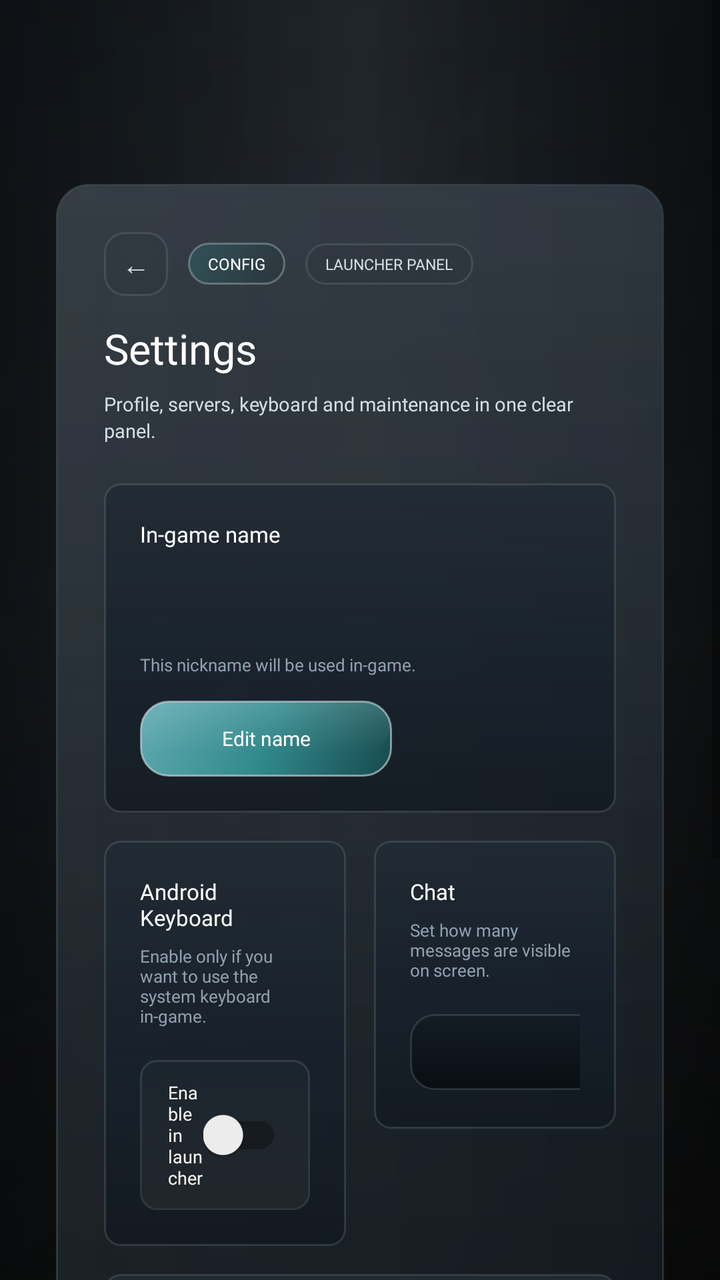
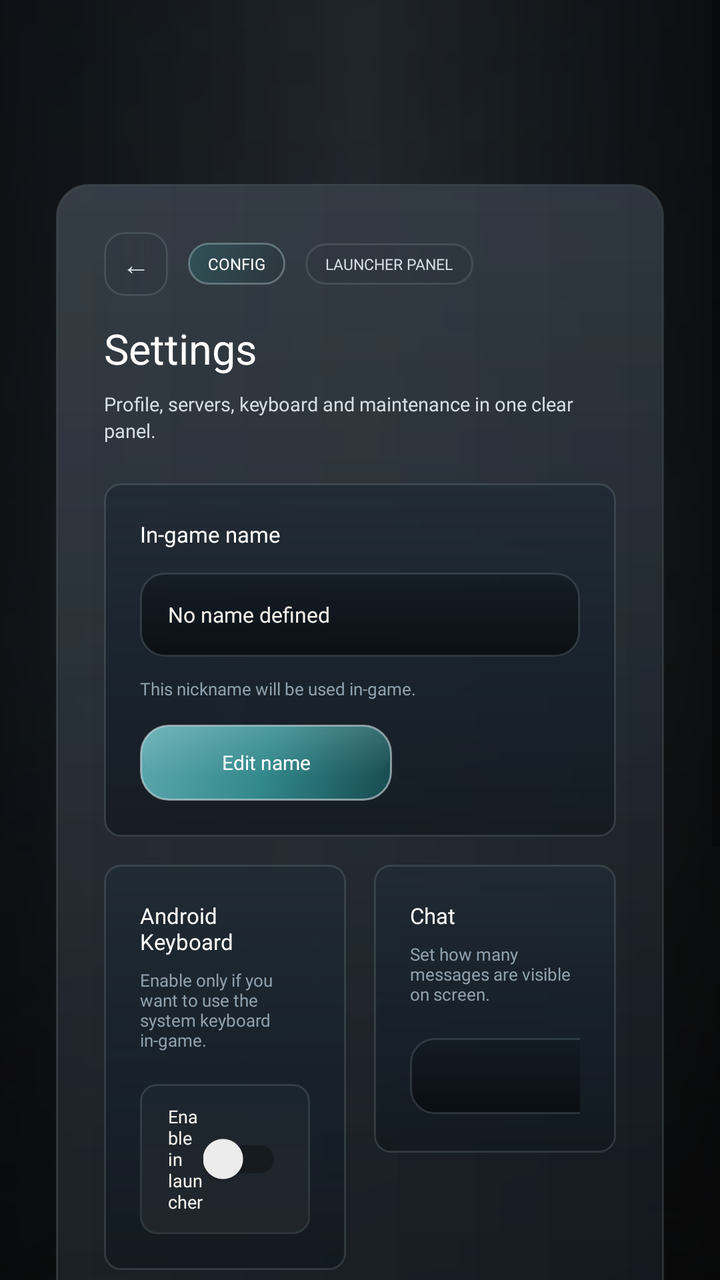

Screens rendered from an Android XML layout before and after an edit, with the pre-edit source and the edit as a unified diff.
<!-- AndroidManifest.xml: application theme Theme.AppCompat.Light.NoActionBar.FullScreen -->
<!-- res/layout/fragment_settings.xml -->
<?xml version="1.0" encoding="utf-8"?>
<FrameLayout xmlns:android="http://schemas.android.com/apk/res/android"
    android:layout_width="match_parent"
    android:layout_height="match_parent">

    <View
        android:layout_width="match_parent"
        android:layout_height="match_parent"
        android:background="@drawable/home_overlay" />

    <ScrollView
        android:layout_width="match_parent"
        android:layout_height="match_parent"
        android:fillViewport="true">

        <LinearLayout
            android:layout_width="match_parent"
            android:layout_height="wrap_content"
            android:gravity="center_horizontal"
            android:orientation="vertical"
            android:paddingStart="28dp"
            android:paddingTop="92dp"
            android:paddingEnd="28dp"
            android:paddingBottom="20dp">

            <LinearLayout
                android:layout_width="match_parent"
                android:layout_height="wrap_content"
                android:background="@drawable/home_panel_surface"
                android:orientation="vertical"
                android:padding="24dp">

                <LinearLayout
                    android:layout_width="match_parent"
                    android:layout_height="wrap_content"
                    android:gravity="center_vertical"
                    android:orientation="horizontal">

                    <TextView
                        android:id="@+id/button_back_home"
                        android:layout_width="32dp"
                        android:layout_height="32dp"
                        android:layout_marginEnd="10dp"
                        android:background="@drawable/launcher_badge_outline"
                        android:fontFamily="@font/montserrat_bold"
                        android:gravity="center"
                        android:text="&#8592;"
                        android:textColor="@color/launcher_text_secondary"
                        android:textSize="14sp" />

                    <TextView
                        android:layout_width="wrap_content"
                        android:layout_height="wrap_content"
                        android:background="@drawable/home_news_badge"
                        android:fontFamily="@font/montserrat_bold"
                        android:paddingStart="10dp"
                        android:paddingTop="5dp"
                        android:paddingEnd="10dp"
                        android:paddingBottom="5dp"
                        android:text="Config"
                        android:textAllCaps="true"
                        android:textColor="@android:color/white"
                        android:textSize="8sp" />

                    <TextView
                        android:layout_width="wrap_content"
                        android:layout_height="wrap_content"
                        android:layout_marginStart="10dp"
                        android:background="@drawable/launcher_badge_outline"
                        android:fontFamily="@font/montserrat_bold"
                        android:paddingStart="10dp"
                        android:paddingTop="5dp"
                        android:paddingEnd="10dp"
                        android:paddingBottom="5dp"
                        android:text="LAUNCHER PANEL"
                        android:textAllCaps="true"
                        android:textColor="@color/launcher_text_secondary"
                        android:textSize="7.5sp" />
                </LinearLayout>

                <TextView
                    android:layout_width="wrap_content"
                    android:layout_height="wrap_content"
                    android:layout_marginTop="12dp"
                    android:fontFamily="@font/montserrat_black"
                    android:text="Settings"
                    android:textColor="@android:color/white"
                    android:textSize="21sp" />

                <TextView
                    android:layout_width="wrap_content"
                    android:layout_height="wrap_content"
                    android:layout_marginTop="7dp"
                    android:maxWidth="720dp"
                    android:fontFamily="@font/montserrat_medium"
                    android:lineSpacingExtra="2dp"
                    android:text="Profile, servers, keyboard and maintenance in one clear panel."
                    android:textColor="@color/launcher_text_secondary"
                    android:textSize="9.5sp" />

                <LinearLayout
                    android:layout_width="match_parent"
                    android:layout_height="wrap_content"
                    android:layout_marginTop="20dp"
                    android:orientation="horizontal">

                    <LinearLayout
                        android:layout_width="match_parent"
                        android:layout_height="wrap_content"
                        android:background="@drawable/home_server_card_surface"
                        android:gravity="top"
                        android:minHeight="156dp"
                        android:orientation="vertical"
                        android:padding="18dp">

                        <TextView
                            android:layout_width="wrap_content"
                            android:layout_height="wrap_content"
                            android:fontFamily="@font/montserrat_bold"
                            android:text="In-game name"
                            android:textColor="@android:color/white"
                            android:textSize="11sp" />

                        <TextView
                            android:id="@+id/player_name_value"
                            android:layout_width="0dp"
                            android:layout_height="42dp"
                            android:layout_weight="1"
                            android:layout_marginTop="0dp"
                            android:background="@drawable/launcher_field_surface_dark"
                            android:ellipsize="end"
                            android:fontFamily="@font/montserrat_bold"
                            android:gravity="center_vertical"
                            android:maxLines="1"
                            android:paddingStart="14dp"
                            android:paddingEnd="14dp"
                            android:text="No name defined"
                            android:textColor="@color/launcher_text_primary"
                            android:textSize="10.5sp" />

                        <TextView
                            android:layout_width="wrap_content"
                            android:layout_height="wrap_content"
                            android:layout_marginTop="10dp"
                            android:fontFamily="@font/montserrat_medium"
                            android:text="This nickname will be used in-game."
                            android:textColor="@color/launcher_text_muted"
                            android:textSize="8.5sp" />

                        <TextView
                            android:id="@+id/button_edit_profile"
                            android:layout_width="wrap_content"
                            android:layout_height="38dp"
                            android:layout_marginTop="12dp"
                            android:background="@drawable/home_server_select_button"
                            android:fontFamily="@font/montserrat_bold"
                            android:gravity="center"
                            android:minWidth="126dp"
                            android:paddingStart="18dp"
                            android:paddingEnd="18dp"
                            android:text="Edit name"
                            android:textColor="@android:color/white"
                            android:textSize="10sp" />
                    </LinearLayout>

                </LinearLayout>

                <LinearLayout
                    android:layout_width="match_parent"
                    android:layout_height="wrap_content"
                    android:layout_marginTop="14dp"
                    android:orientation="horizontal">

                    <LinearLayout
                        android:layout_width="0dp"
                        android:layout_height="wrap_content"
                        android:layout_weight="1"
                        android:background="@drawable/home_server_card_surface"
                        android:minHeight="144dp"
                        android:orientation="vertical"
                        android:padding="18dp">

                        <TextView
                            android:layout_width="wrap_content"
                            android:layout_height="wrap_content"
                            android:fontFamily="@font/montserrat_bold"
                            android:text="Android Keyboard"
                            android:textColor="@android:color/white"
                            android:textSize="11sp" />

                        <TextView
                            android:layout_width="wrap_content"
                            android:layout_height="wrap_content"
                            android:layout_marginTop="6dp"
                            android:fontFamily="@font/montserrat_medium"
                            android:text="Enable only if you want to use the system keyboard in-game."
                            android:textColor="@color/launcher_text_muted"
                            android:textSize="8.5sp" />

                        <LinearLayout
                            android:layout_width="match_parent"
                            android:layout_height="wrap_content"
                            android:layout_marginTop="16dp"
                            android:background="@drawable/launcher_stat_tile"
                            android:gravity="center_vertical"
                            android:orientation="horizontal"
                            android:paddingStart="14dp"
                            android:paddingTop="10dp"
                            android:paddingEnd="14dp"
                            android:paddingBottom="10dp">

                            <TextView
                                android:layout_width="0dp"
                                android:layout_height="wrap_content"
                                android:layout_weight="1"
                                android:fontFamily="@font/montserrat_bold"
                                android:text="Enable in launcher"
                                android:textColor="@color/launcher_text_primary"
                                android:textSize="9sp" />

                            <androidx.appcompat.widget.SwitchCompat
                                android:id="@+id/keyboard_switch"
                                android:layout_width="wrap_content"
                                android:layout_height="wrap_content"
                                android:textOff=""
                                android:textOn="" />
                        </LinearLayout>
                    </LinearLayout>

                    <LinearLayout
                        android:layout_width="0dp"
                        android:layout_height="wrap_content"
                        android:layout_marginStart="14dp"
                        android:layout_weight="1"
                        android:background="@drawable/home_server_card_surface"
                        android:minHeight="144dp"
                        android:orientation="vertical"
                        android:padding="18dp">

                        <TextView
                            android:layout_width="wrap_content"
                            android:layout_height="wrap_content"
                            android:fontFamily="@font/montserrat_bold"
                            android:text="Chat"
                            android:textColor="@android:color/white"
                            android:textSize="11sp" />

                        <TextView
                            android:layout_width="wrap_content"
                            android:layout_height="wrap_content"
                            android:layout_marginTop="6dp"
                            android:fontFamily="@font/montserrat_medium"
                            android:text="Set how many messages are visible on screen."
                            android:textColor="@color/launcher_text_muted"
                            android:textSize="8.5sp" />

                        <Spinner
                            android:id="@+id/chat_count_select"
                            android:layout_width="136dp"
                            android:layout_height="38dp"
                            android:layout_marginTop="16dp"
                            android:background="@drawable/style_spinner" />
                    </LinearLayout>
                </LinearLayout>

                <LinearLayout
                    android:layout_width="match_parent"
                    android:layout_height="wrap_content"
                    android:layout_marginTop="14dp"
                    android:background="@drawable/home_server_card_surface"
                    android:minHeight="112dp"
                    android:orientation="vertical"
                    android:padding="18dp">

                    <TextView
                        android:layout_width="wrap_content"
                        android:layout_height="wrap_content"
                        android:fontFamily="@font/montserrat_bold"
                        android:text="VoIP"
                        android:textColor="@android:color/white"
                        android:textSize="11sp" />

                    <TextView
                        android:layout_width="wrap_content"
                        android:layout_height="wrap_content"
                        android:layout_marginTop="6dp"
                        android:fontFamily="@font/montserrat_medium"
                        android:text="Toggle microphone/voice chat saved in settings.ini."
                        android:textColor="@color/launcher_text_muted"
                        android:textSize="8.5sp" />

                    <LinearLayout
                        android:layout_width="match_parent"
                        android:layout_height="wrap_content"
                        android:layout_marginTop="14dp"
                        android:background="@drawable/launcher_stat_tile"
                        android:gravity="center_vertical"
                        android:orientation="horizontal"
                        android:paddingStart="14dp"
                        android:paddingTop="10dp"
                        android:paddingEnd="14dp"
                        android:paddingBottom="10dp">

                        <TextView
                            android:layout_width="0dp"
                            android:layout_height="wrap_content"
                            android:layout_weight="1"
                            android:fontFamily="@font/montserrat_bold"
                            android:text="Voice chat enabled"
                            android:textColor="@color/launcher_text_primary"
                            android:textSize="9sp" />

                        <androidx.appcompat.widget.SwitchCompat
                            android:id="@+id/voip_switch"
                            android:layout_width="wrap_content"
                            android:layout_height="wrap_content"
                            android:textOff=""
                            android:textOn="" />
                    </LinearLayout>
                </LinearLayout>

                <LinearLayout
                    android:layout_width="match_parent"
                    android:layout_height="wrap_content"
                    android:layout_marginTop="14dp"
                    android:background="@drawable/home_server_card_surface"
                    android:orientation="vertical"
                    android:padding="18dp">

                    <TextView
                        android:layout_width="wrap_content"
                        android:layout_height="wrap_content"
                        android:fontFamily="@font/montserrat_bold"
                        android:text="Maintenance"
                        android:textColor="@android:color/white"
                        android:textSize="11sp" />

                    <TextView
                        android:layout_width="wrap_content"
                        android:layout_height="wrap_content"
                        android:layout_marginTop="6dp"
                        android:maxWidth="620dp"
                        android:fontFamily="@font/montserrat_medium"
                        android:text="Restart the launcher flow and re-download everything if needed."
                        android:textColor="@color/launcher_text_muted"
                        android:textSize="8.5sp" />

                    <TextView
                        android:id="@+id/button_reinstall"
                        android:layout_width="wrap_content"
                        android:layout_height="38dp"
                        android:layout_marginTop="14dp"
                        android:background="@drawable/home_action_secondary"
                        android:fontFamily="@font/montserrat_bold"
                        android:gravity="center"
                        android:minWidth="148dp"
                        android:paddingStart="18dp"
                        android:paddingEnd="18dp"
                        android:text="Reinstall game"
                        android:textColor="@android:color/white"
                        android:textSize="10sp" />
                </LinearLayout>
            </LinearLayout>
        </LinearLayout>
    </ScrollView>

</FrameLayout>
<!-- resources referenced by this layout -->
<resources>
  <color name="launcher_text_muted">#8FA1AE</color>
  <color name="launcher_text_primary">#F7F4EE</color>
  <color name="launcher_text_secondary">#D4DEE4</color>
  <!-- drawable home_action_secondary (drawable) -->
  <?xml version="1.0" encoding="utf-8"?>
  <shape xmlns:android="http://schemas.android.com/apk/res/android"
      android:shape="rectangle">
      <gradient
          android:angle="270"
          android:startColor="#2E344450"
          android:endColor="#151A222A" />
      <corners android:radius="12dp" />
      <stroke
          android:width="1dp"
          android:color="#36FFFFFF" />
  </shape>
  <!-- drawable home_news_badge (drawable) -->
  <?xml version="1.0" encoding="utf-8"?>
  <shape xmlns:android="http://schemas.android.com/apk/res/android"
      android:shape="rectangle">
      <gradient
          android:angle="315"
          android:startColor="#6C2D6F73"
          android:endColor="#33192325" />
      <corners android:radius="10dp" />
      <stroke
          android:width="1dp"
          android:color="#5DBBD4D5" />
  </shape>
  <!-- drawable home_server_card_surface (drawable) -->
  <?xml version="1.0" encoding="utf-8"?>
  <shape xmlns:android="http://schemas.android.com/apk/res/android"
      android:shape="rectangle">
      <gradient
          android:angle="270"
          android:startColor="@color/launcher_card_top"
          android:centerColor="#C816202A"
          android:endColor="@color/launcher_card_bottom" />
      <corners android:radius="8dp" />
      <stroke
          android:width="1dp"
          android:color="@color/launcher_border_soft" />
  </shape>
  <!-- drawable launcher_badge_outline (drawable) -->
  <?xml version="1.0" encoding="utf-8"?>
  <shape xmlns:android="http://schemas.android.com/apk/res/android"
      android:shape="rectangle">
      <gradient
          android:angle="0"
          android:startColor="#221D2931"
          android:endColor="#120D1218" />
      <corners android:radius="10dp" />
      <stroke
          android:width="1dp"
          android:color="@color/launcher_border_soft" />
  </shape>
  <!-- drawable launcher_field_surface_dark (drawable) -->
  <?xml version="1.0" encoding="utf-8"?>
  <shape xmlns:android="http://schemas.android.com/apk/res/android"
      android:shape="rectangle">
      <gradient
          android:angle="270"
          android:startColor="#C9121A22"
          android:endColor="#D2070B0F" />
      <corners android:radius="12dp" />
      <stroke
          android:width="1dp"
          android:color="@color/launcher_border_soft" />
  </shape>
  <style name="Theme.AppCompat.Light.NoActionBar.FullScreen" parent="@style/Theme.AppCompat.Light.NoActionBar">
          <item name="android:windowNoTitle">true</item>
          <item name="android:windowActionBar">false</item>
          <item name="android:windowFullscreen">true</item>
          <item name="android:windowContentOverlay">@null</item>
          <item name="android:windowLayoutInDisplayCutoutMode">shortEdges</item>
      </style>
  <color name="launcher_panel_top">#E71B242D</color>
  <color name="launcher_panel_bottom">#D00A0F14</color>
  <color name="launcher_border_soft">#42798A91</color>
  <color name="launcher_card_top">#DA202A33</color>
  <color name="launcher_card_bottom">#C010171E</color>
  <color name="launcher_accent_teal">#32898C</color>
  <color name="launcher_accent_teal_dark">#174A4F</color>
  <!-- unchanged entries left out for length: 6 -->
</resources>

<!-- the commit's change to res/layout/fragment_settings.xml (unified diff, before → after) -->
@@ -123,10 +123,9 @@
 
                         <TextView
                             android:id="@+id/player_name_value"
-                            android:layout_width="0dp"
+                            android:layout_width="match_parent"
                             android:layout_height="42dp"
-                            android:layout_weight="1"
-                            android:layout_marginTop="0dp"
+                                                        android:layout_marginTop="12dp"
                             android:background="@drawable/launcher_field_surface_dark"
                             android:ellipsize="end"
                             android:fontFamily="@font/montserrat_bold"
